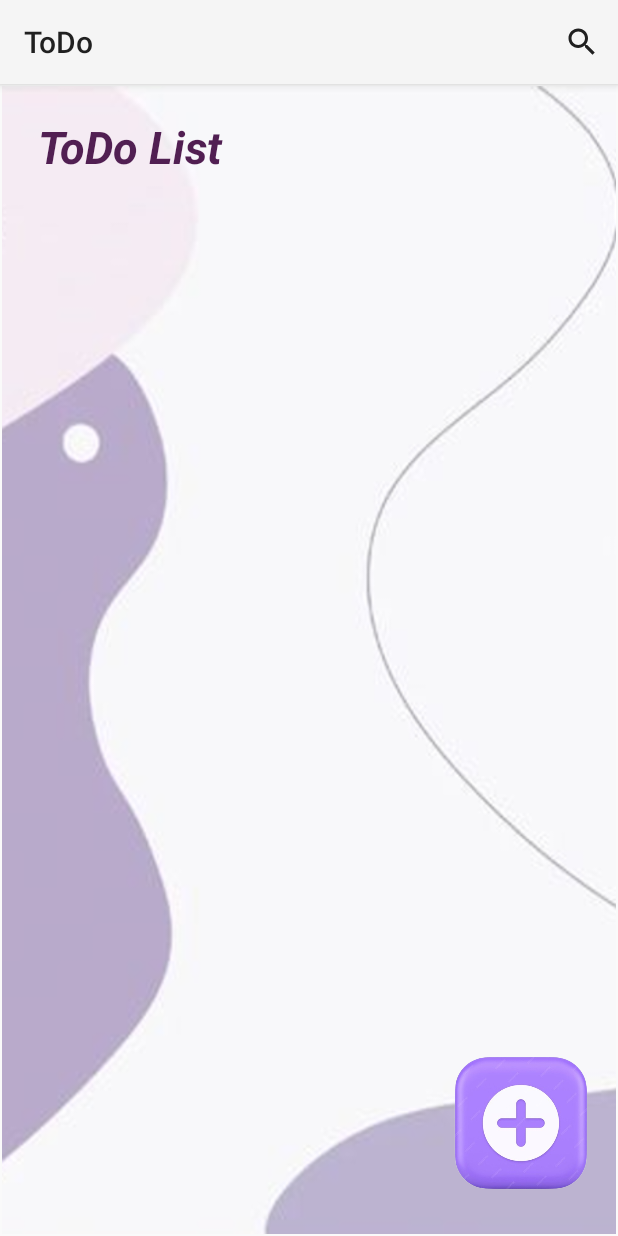
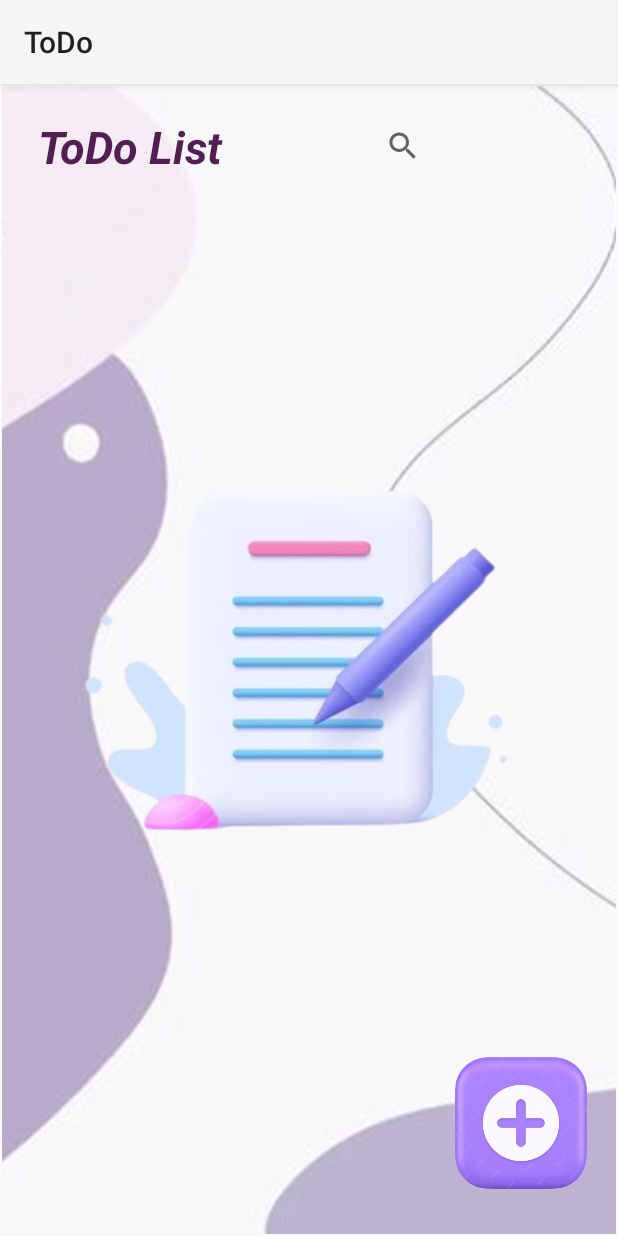
Before and after one commit to gimhaninavodya/Task-Management-Application, an Android app: the FragmentHome screen opened directly, with no data from a screen before it, on a phone screen of 412 x 824 dp. Run offline under Robolectric (Android 15) with nearby library versions, the light colour scheme and no system bars; our stand-ins replace Room's generated code, data binding.

Commit message:
added search option.

```diff
--- a/app/src/main/java/com/example/task_management_app/database/ListDao.kt
+++ b/app/src/main/java/com/example/task_management_app/database/ListDao.kt
@@ -23,6 +23,6 @@ interface ListDao {
     @Query("SELECT * FROM LIST ORDER BY id DESC")
     fun getAllList(): LiveData<List<ListModelNew>>
 
-    @Query("SELECT * FROM LIST WHERE listTitle LIKE :query OR listDes LIKE :query")
+    @Query("SELECT * FROM LIST WHERE listTitle LIKE '%' || :query || '%'")
     fun searchList(query: String?): LiveData<List<ListModelNew>>
 }
--- a/app/src/main/java/com/example/task_management_app/fragments/FragmentHome.kt
+++ b/app/src/main/java/com/example/task_management_app/fragments/FragmentHome.kt
@@ -2,14 +2,10 @@ package com.example.task_management_app.fragments
 
 import android.os.Bundle
 import android.view.LayoutInflater
-import android.view.Menu
-import android.view.MenuInflater
-import android.view.MenuItem
 import android.view.View
 import android.view.ViewGroup
-import androidx.appcompat.widget.SearchView
-import androidx.core.view.MenuHost
-import androidx.core.view.MenuProvider
+import android.widget.SearchView
+import androidx.constraintlayout.widget.ConstraintSet
 import androidx.fragment.app.Fragment
 import androidx.lifecycle.ViewModelProvider
 import androidx.navigation.findNavController
@@ -20,13 +16,14 @@ import com.example.task_management_app.databinding.FragmentHomeBinding
 import com.example.task_management_app.model.ListModelNew
 import com.example.task_management_app.viewmodel.ListViewModel
 
-class FragmentHome : Fragment(R.layout.fragment_home) , SearchView.OnQueryTextListener, MenuProvider {
+class FragmentHome : Fragment(R.layout.fragment_home), SearchView.OnQueryTextListener {
 
     private var homeBinding: FragmentHomeBinding? = null
     private val binding get() = homeBinding!!
 
     private lateinit var listViewModel: ListViewModel
     private lateinit var listAdapter: ListAdapter
+    private lateinit var constraintSet: ConstraintSet
 
     override fun onCreateView(
         inflater: LayoutInflater, container: ViewGroup?,
@@ -39,30 +36,54 @@ class FragmentHome : Fragment(R.layout.fragment_home) , SearchView.OnQueryTextLi
     override fun onViewCreated(view: View, savedInstanceState: Bundle?) {
         super.onViewCreated(view, savedInstanceState)
 
-        val menuHost: MenuHost = requireActivity()
-        menuHost.addMenuProvider(this, viewLifecycleOwner, androidx.lifecycle.Lifecycle.State.RESUMED)
+        // Initialize ViewModel
+        listViewModel = ViewModelProvider(requireActivity())[ListViewModel::class.java]
 
-        listViewModel = ViewModelProvider(requireActivity())[ListViewModel::class.java]
+        // Initialize ConstraintSet
+        constraintSet = ConstraintSet()
+        constraintSet.clone(binding.constraintLayout) // Use the ID of the parent layout
+
+        // Setup RecyclerView
         setupHomeRecyclerView()
 
+        // Setup SearchView
+        binding.searchMenu.setOnQueryTextListener(this) // Listen for search query changes
+
+        // Handle Add Button Click
         binding.addBtn.setOnClickListener {
-            // Pop back stack to ensure a new instance of the fragment is created
-            view.findNavController().popBackStack(R.id.fragmentHome, false)
             // Navigate to the add fragment
             view.findNavController().navigate(R.id.action_fragmentHome_to_fragmentAdd)
+        }
+        binding.searchMenu.setOnQueryTextFocusChangeListener { _, hasFocus ->
+            if (hasFocus) {
+                // Update constraints to keep RecyclerView at the bottom
+                constraintSet.connect(
+                    binding.homeRecyclerView.id,
+                    ConstraintSet.TOP,
+                    binding.searchMenu.id,
+                    ConstraintSet.BOTTOM
+                )
+                constraintSet.applyTo(binding.constraintLayout)
+            } else {
+                // Update constraints to keep RecyclerView at the bottom of the parent
+                constraintSet.connect(
+                    binding.homeRecyclerView.id,
+                    ConstraintSet.TOP,
+                    binding.addBtn.id,
+                    ConstraintSet.BOTTOM
+                )
+                constraintSet.applyTo(binding.constraintLayout)
+            }
         }
     }
 
     private fun updateUI(list: List<ListModelNew>?) {
         if (!list.isNullOrEmpty()) {
-            if (list.isNotEmpty()){
             binding.emptyImg.visibility = View.GONE
             binding.homeRecyclerView.visibility = View.VISIBLE
-            }else{
+        } else {
             binding.emptyImg.visibility = View.VISIBLE
             binding.homeRecyclerView.visibility = View.GONE
-            }
-
         }
     }
 
@@ -74,25 +95,14 @@ class FragmentHome : Fragment(R.layout.fragment_home) , SearchView.OnQueryTextLi
             adapter = listAdapter
         }
 
-        activity?.let{
         listViewModel.getAllList().observe(viewLifecycleOwner) { list ->
             listAdapter.differ.submitList(list)
             updateUI(list)
         }
     }
 
-    }
-
-    private fun searchList(query: String?) {
-        query?.let { // Perform search only if query is not null
-            val searchQuery = "%$query"
-            listViewModel.searchList(searchQuery).observe(viewLifecycleOwner) { list ->
-                listAdapter.differ.submitList(list)
-            }
-        }
-    }
-
     override fun onQueryTextSubmit(query: String?): Boolean {
+        // Handle text submission if needed
         return false
     }
 
@@ -101,22 +111,16 @@ class FragmentHome : Fragment(R.layout.fragment_home) , SearchView.OnQueryTextLi
         return true
     }
 
+    private fun searchList(query: String?) {
+        val searchQuery = "%$query%"
+        listViewModel.searchList(searchQuery).observe(viewLifecycleOwner) { list ->
+            listAdapter.differ.submitList(list)
+            updateUI(list)
+        }
+    }
+
     override fun onDestroyView() {
         super.onDestroyView()
         homeBinding = null // Cleanup homeBinding to avoid memory leaks
     }
-
-    override fun onCreateMenu(menu: Menu, menuInflater: MenuInflater) {
-        menu.clear()
-        menuInflater.inflate(R.menu.home_menu, menu)
-
-        val menuSearch = menu.findItem(R.id.searchMenu).actionView as SearchView
-        menuSearch.isSubmitButtonEnabled = false
-        menuSearch.setOnQueryTextListener(this)
 }
-
-    override fun onMenuItemSelected(menuItem: MenuItem): Boolean {
-        return false
-    }
-
-}
--- a/app/src/main/res/layout/fragment_home.xml
+++ b/app/src/main/res/layout/fragment_home.xml
@@ -6,6 +6,7 @@
 
     <!-- TODO: Update blank fragment layout -->
     <androidx.constraintlayout.widget.ConstraintLayout
+        android:id="@+id/constraintLayout"
         android:layout_width="match_parent"
         android:layout_height="match_parent"
         tools:context=".fragments.FragmentHome"
@@ -24,6 +25,19 @@
             app:layout_constraintStart_toStartOf="parent"
             app:layout_constraintTop_toTopOf="parent" />
 
+        <SearchView
+            android:id="@+id/searchMenu"
+            android:layout_width="150dp"
+            android:layout_height="40dp"
+            android:layout_marginTop="20dp"
+            android:layout_marginEnd="16dp"
+            android:importantForAccessibility="no"
+            android:inputType="text"
+            app:layout_constraintEnd_toEndOf="parent"
+            app:layout_constraintHorizontal_bias="1.0"
+            app:layout_constraintStart_toEndOf="@+id/todoTitle"
+            app:layout_constraintTop_toTopOf="parent" />
+
         <ImageView
             android:id="@+id/addBtn"
             android:layout_width="94dp"
@@ -39,12 +53,13 @@
         <androidx.recyclerview.widget.RecyclerView
             android:id="@+id/homeRecyclerView"
             android:layout_width="match_parent"
-            android:layout_height="match_parent"
+            android:layout_height="630dp"
+            android:layout_marginBottom="40dp"
             android:visibility="gone"
-            app:layout_constraintBottom_toBottomOf="parent"
+            app:layout_constraintBottom_toBottomOf="@id/addBtn"
             app:layout_constraintEnd_toEndOf="parent"
             app:layout_constraintStart_toStartOf="parent"
-            app:layout_constraintTop_toTopOf="parent"/>
+            app:layout_constraintTop_toTopOf="parent" />
             <ImageView
                 android:layout_width="match_parent"
                 android:layout_height="match_parent"
```
Also changed, not shown: app/src/main/java/com/example/task_management_app/fragments/FragmentAdd.kt (+7 -1 lines), app/src/main/java/com/example/task_management_app/fragments/FragmentEdit.kt (+2 -9 lines). Lines whose indentation alone changed are shown as unchanged.
